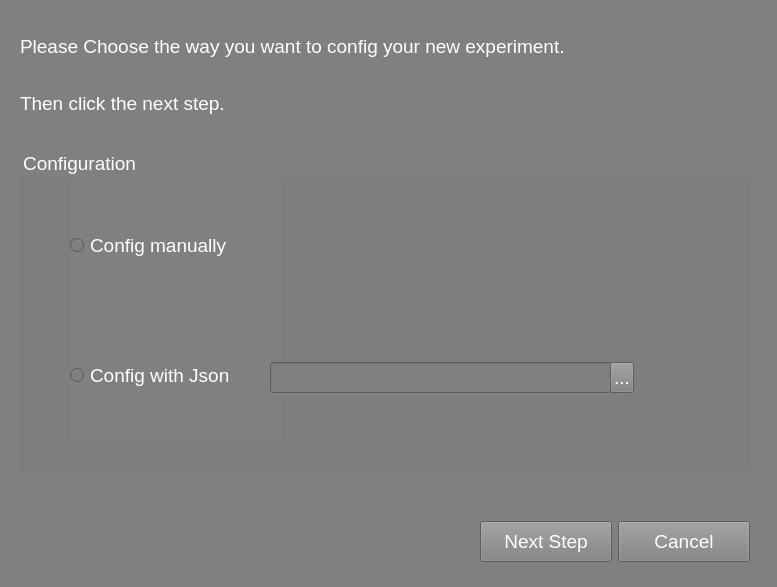
Qt form UI/NewExperiment.ui (USTC-IMCL/subject-LFIQA-software) before a commit.
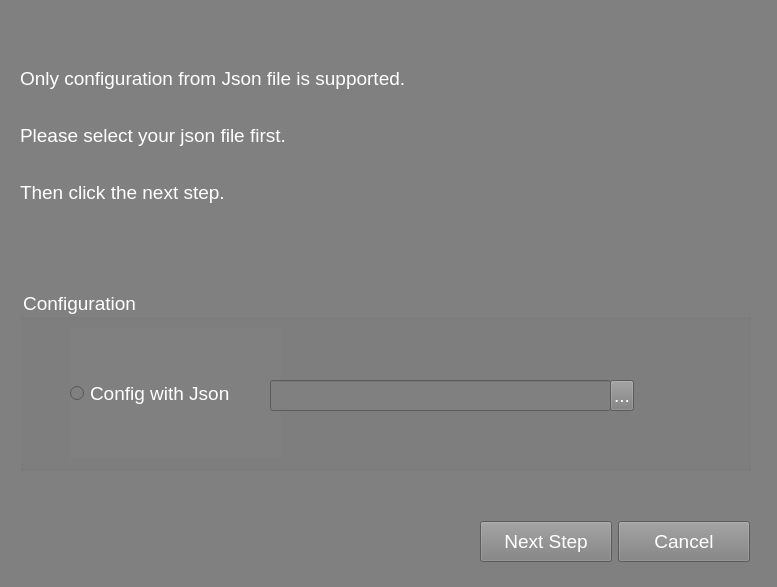
The same form after that commit. The open tabs and pages were chosen to show the change. Icons and pictures are not drawn.

```diff
--- a/UI/NewExperiment.ui
+++ b/UI/NewExperiment.ui
@@ -43,7 +43,7 @@
        <x>20</x>
        <y>10</y>
        <width>631</width>
-       <height>131</height>
+       <height>251</height>
       </rect>
      </property>
      <property name="font">
@@ -52,16 +52,16 @@
       </font>
      </property>
      <property name="text">
-      <string>&lt;html&gt;&lt;head/&gt;&lt;body&gt;&lt;p&gt;Please Choose the way you want to config your new experiment. &lt;br/&gt;&lt;/p&gt;&lt;p&gt;Then click the next step.&lt;/p&gt;&lt;/body&gt;&lt;/html&gt;</string>
+      <string>&lt;html&gt;&lt;head/&gt;&lt;body&gt;&lt;p&gt;Only configuration from Json file is supported.&lt;/p&gt;&lt;p&gt;&lt;br/&gt;Please select your json file first.&lt;/p&gt;&lt;p&gt;&lt;br/&gt;Then click the next step.&lt;/p&gt;&lt;/body&gt;&lt;/html&gt;</string>
      </property>
     </widget>
     <widget class="QGroupBox" name="groupBox">
      <property name="geometry">
       <rect>
        <x>20</x>
-       <y>150</y>
+       <y>290</y>
        <width>731</width>
-       <height>321</height>
+       <height>181</height>
       </rect>
      </property>
      <property name="font">
@@ -76,7 +76,7 @@
       <property name="geometry">
        <rect>
         <x>50</x>
-        <y>160</y>
+        <y>38</y>
         <width>211</width>
         <height>131</height>
        </rect>
@@ -90,29 +90,11 @@
        <string>Config with Json</string>
       </property>
      </widget>
-     <widget class="QRadioButton" name="radio_btn_manually">
-      <property name="geometry">
-       <rect>
-        <x>50</x>
-        <y>30</y>
-        <width>211</width>
-        <height>131</height>
-       </rect>
-      </property>
-      <property name="font">
-       <font>
-        <pointsize>14</pointsize>
-       </font>
-      </property>
-      <property name="text">
-       <string>Config manually</string>
-      </property>
-     </widget>
      <widget class="QLineEdit" name="page_0_json_path">
       <property name="geometry">
        <rect>
         <x>250</x>
-        <y>212</y>
+        <y>90</y>
         <width>341</width>
         <height>31</height>
        </rect>
@@ -127,7 +109,7 @@
       <property name="geometry">
        <rect>
         <x>590</x>
-        <y>212</y>
+        <y>90</y>
         <width>24</width>
         <height>31</height>
        </rect>
```
Left out of the diff: 2 changed lines with no effect on the pictures.
